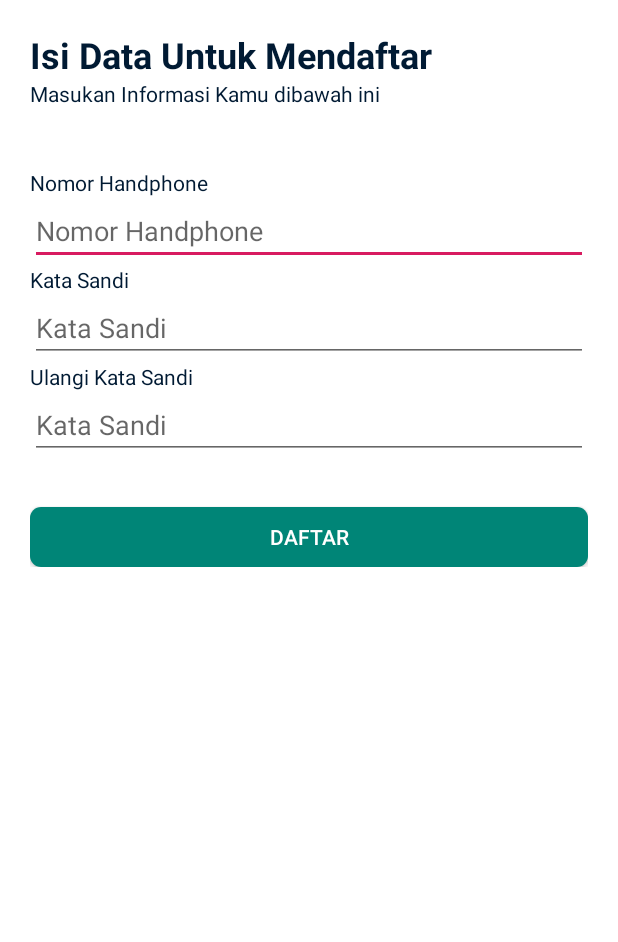
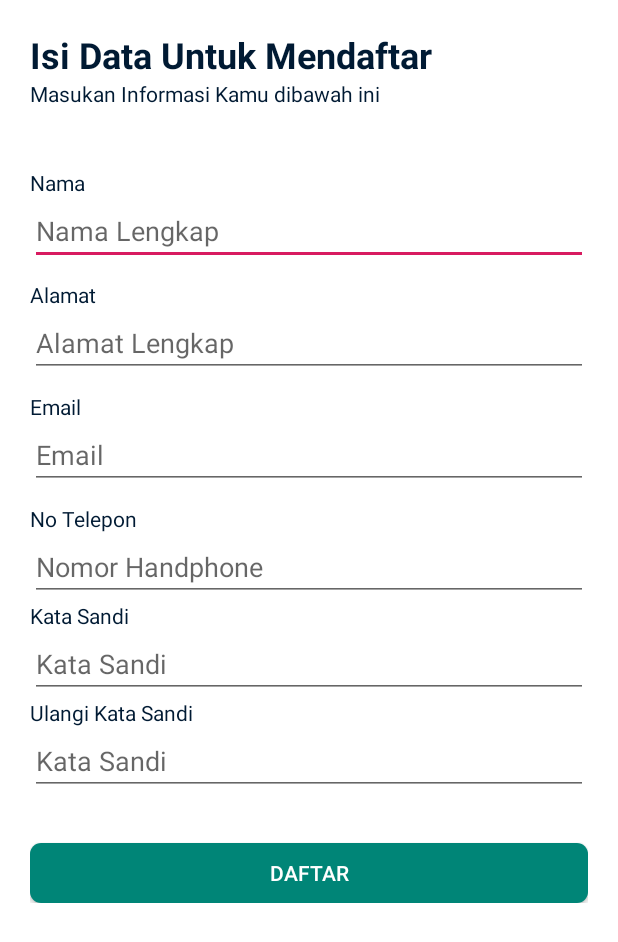
Before and after one commit to AchmadZayadi/theBrams, an Android app: the Register screen opened directly, with no data from a screen before it, on a phone screen of 412 x 824 dp. Shown: the top 942 px of the screen. Run offline under Robolectric (Android 15) with nearby library versions, the phone set to English and light mode, and no system bars; our stand-ins replace Volley; 1 statement that could not run was skipped.

Commit message:
baru baru

```diff
--- a/app/src/main/java/com/example/mycollegeapp/Register.java
+++ b/app/src/main/java/com/example/mycollegeapp/Register.java
@@ -28,7 +28,7 @@ public class Register extends AppCompatActivity {
 
     ProgressDialog pDialog;
     Button btn_register, btn_login;
-    EditText txt_username, txt_password, txt_confirm_password;
+    EditText txt_phone, txt_password, txt_confirm_password,txt_nama, txt_alamat, txt_email;
     Intent intent;
 
     int success;
@@ -61,7 +61,11 @@ public class Register extends AppCompatActivity {
 
         btn_login = (Button) findViewById(R.id.btn_login);
         btn_register = (Button) findViewById(R.id.btn_register);
-        txt_username = (EditText) findViewById(R.id.et_identifier);
+        txt_phone = (EditText) findViewById(R.id.et_phone);
+        txt_nama = (EditText) findViewById(R.id.et_nama);
+        txt_alamat = (EditText) findViewById(R.id.et_alamat);
+        txt_email = (EditText) findViewById(R.id.et_email);
+        txt_phone = (EditText) findViewById(R.id.et_phone);
         txt_password = (EditText) findViewById(R.id.etPassword);
         txt_confirm_password = (EditText) findViewById(R.id.etRePassword);
 
@@ -80,14 +84,17 @@ public class Register extends AppCompatActivity {
 
             @Override
             public void onClick(View v) {
-                String username = txt_username.getText().toString();
+                String telepon = txt_phone.getText().toString();
+                String nama = txt_phone.getText().toString();
+                String alamat = txt_phone.getText().toString();
+                String email = txt_phone.getText().toString();
                 String password = txt_password.getText().toString();
                 String confirm_password = txt_confirm_password.getText().toString();
 
                 if (conMgr.getActiveNetworkInfo() != null
                         && conMgr.getActiveNetworkInfo().isAvailable()
                         && conMgr.getActiveNetworkInfo().isConnected()) {
-                    checkRegister(username, password, confirm_password);
+                    checkRegister(nama, alamat, email, telepon, password, confirm_password);
                 } else {
                     Toast.makeText(getApplicationContext(), "No Internet Connection", Toast.LENGTH_SHORT).show();
                 }
@@ -96,7 +103,7 @@ public class Register extends AppCompatActivity {
 
     }
 
-    private void checkRegister(final String username, final String password, final String confirm_password) {
+    private void checkRegister(final String nama,final String alamat,final String email, final String telepon, final String password, final String confirm_password) {
         pDialog = new ProgressDialog(this);
         pDialog.setCancelable(false);
         pDialog.setMessage("Register ...");
@@ -121,7 +128,7 @@ public class Register extends AppCompatActivity {
                         Toast.makeText(getApplicationContext(),
                                 jObj.getString(TAG_MESSAGE), Toast.LENGTH_LONG).show();
 
-                        txt_username.setText("");
+                        txt_phone.setText("");
                         txt_password.setText("");
                         txt_confirm_password.setText("");
 
@@ -153,7 +160,10 @@ public class Register extends AppCompatActivity {
             protected Map<String, String> getParams() {
                 // Posting parameters to login url
                 Map<String, String> params = new HashMap<String, String>();
-                params.put("username", username);
+                params.put("nama", nama);
+                params.put("alamat", alamat);
+                params.put("email", email);
+                params.put("telepon", telepon);
                 params.put("password", password);
                 params.put("confirm_password", confirm_password);
 
--- a/app/src/main/java/com/example/mycollegeapp/Server.java
+++ b/app/src/main/java/com/example/mycollegeapp/Server.java
@@ -3,5 +3,5 @@ package com.example.mycollegeapp;
 
 
 public class Server {
-    public static final String URL = "https://testapl.000webhostapp.com/";
+    public static final String URL = "https://testapl.000webhostapp.com/proses/";
 }
--- a/app/src/main/res/layout/activity_register.xml
+++ b/app/src/main/res/layout/activity_register.xml
@@ -5,8 +5,7 @@
     xmlns:tools="http://schemas.android.com/tools"
     android:layout_width="match_parent"
     android:layout_height="match_parent"
-    android:background="#FFFF"
-    tools:context=".Activity.Register">
+    android:background="#FFFF">
 
     <LinearLayout
         android:layout_width="match_parent"
@@ -32,16 +31,59 @@
             android:layout_marginTop="40dp"
             android:layout_width="wrap_content"
             android:layout_height="wrap_content"
-            android:text="Nomor Handphone"
+            android:text="Nama"
             android:textSize="14sp"
             android:textColor="#001a33"/>
         <EditText
-            android:id="@+id/et_identifier"
+            android:id="@+id/et_nama"
+            android:layout_width="fill_parent"
+            android:layout_height="wrap_content"
+            android:drawablePadding="10dp"
+            android:hint="Nama Lengkap"
+            android:inputType="phone" />
+        <TextView
+            android:layout_marginTop="10dp"
+            android:layout_width="wrap_content"
+            android:layout_height="wrap_content"
+            android:text="Alamat"
+            android:textSize="14sp"
+            android:textColor="#001a33"/>
+        <EditText
+            android:id="@+id/et_alamat"
+            android:layout_width="fill_parent"
+            android:layout_height="wrap_content"
+            android:drawablePadding="10dp"
+            android:hint="Alamat Lengkap"
+            android:inputType="textLongMessage" />
+        <TextView
+            android:layout_marginTop="10dp"
+            android:layout_width="wrap_content"
+            android:layout_height="wrap_content"
+            android:text="Email"
+            android:textSize="14sp"
+            android:textColor="#001a33"/>
+        <EditText
+            android:id="@+id/et_email"
+            android:layout_width="fill_parent"
+            android:layout_height="wrap_content"
+            android:drawablePadding="10dp"
+            android:hint="Email"
+            android:inputType="phone" />
+        <TextView
+            android:layout_marginTop="10dp"
+            android:layout_width="wrap_content"
+            android:layout_height="wrap_content"
+            android:text="No Telepon"
+            android:textSize="14sp"
+            android:textColor="#001a33"/>
+        <EditText
+            android:id="@+id/et_phone"
             android:layout_width="fill_parent"
             android:layout_height="wrap_content"
             android:drawablePadding="10dp"
             android:hint="@string/nomor_handphone"
             android:inputType="phone" />
+
         <TextView
             android:layout_width="wrap_content"
             android:layout_height="wrap_content"
```
Also changed, not shown: 2 other files.
